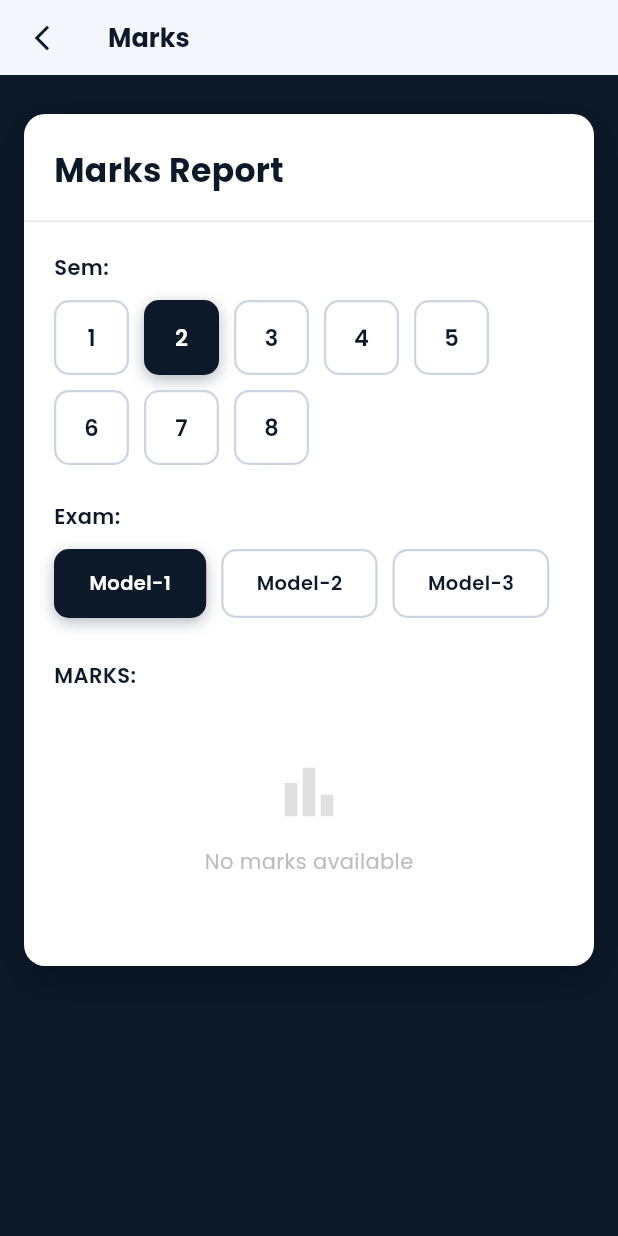
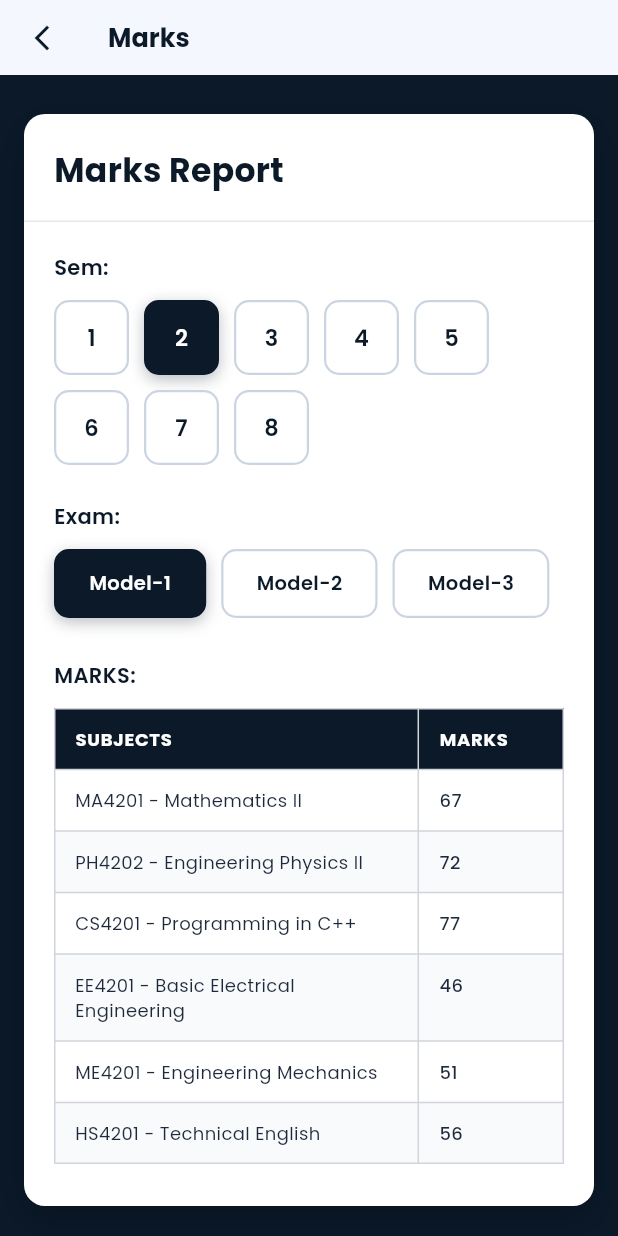
Before and after one commit to Yuga-04/SJIT_PORTAL, a Flutter app: the MarksScreen screen opened directly, after a tap on an icon or button, on a phone screen of 412 x 824 dp. Run offline on Flutter 3.47's test engine with Material 3 defaults, Android fonts, the phone set to English and light mode, and no system bars; drawn by our look-alikes of flutter_animate; our stand-ins replace flutter_riverpod, google_fonts, lottie, shared_preferences; accounts and stored records are empty.

Commit message:
mark screen

```diff
--- a/lib/contents/marks_content.dart
+++ b/lib/contents/marks_content.dart
@@ -3,66 +3,104 @@ import 'package:flutter_animate/flutter_animate.dart';
 import 'package:google_fonts/google_fonts.dart';
 import '../theme/app_theme.dart';
 
-// ── Sample data model ────────────────────────────────────────────────────────
+// ── Data model ────────────────────────────────────────────────────────────────
 class SubjectMark {
   final String code;
   final String name;
-  final String marks; // String to allow "null" values
-
-  const SubjectMark({
-    required this.code,
-    required this.name,
-    required this.marks,
-  });
+  final String marks;
+  const SubjectMark({required this.code, required this.name, required this.marks});
 }
 
-// ── Mock data per semester/exam ───────────────────────────────────────────────
-const Map<int, Map<String, List<SubjectMark>>> _marksData = {
-  1: {
-    'Model-1': [
-      SubjectMark(code: 'CY4104', name: 'Engineering Chemistry', marks: '52'),
-      SubjectMark(code: 'GE4106', name: 'Engineering Graphics', marks: '75'),
-      SubjectMark(
-          code: 'GE4109',
-          name: 'Problem Solving and Programming in C',
-          marks: 'null'),
-      SubjectMark(code: 'GE4151', name: 'Heritage of Tamil', marks: '79'),
-      SubjectMark(
-          code: 'HS4101', name: 'Communicative English', marks: '67'),
-      SubjectMark(
-          code: 'MA4102', name: 'Engineering Mathematics', marks: '75'),
-      SubjectMark(code: 'PH4103', name: 'Engineering Physics', marks: '80'),
+// ── Subject list per semester ─────────────────────────────────────────────────
+// Replace MarksService.fetch() body with a real HTTP call when your API is ready.
+class MarksService {
+  static final Map<int, List<String>> _subjects = {
+    1: [
+      'CY4104|Engineering Chemistry',
+      'GE4106|Engineering Graphics',
+      'GE4109|Problem Solving and Programming in C',
+      'GE4151|Heritage of Tamil',
+      'HS4101|Communicative English',
+      'MA4102|Engineering Mathematics',
+      'PH4103|Engineering Physics',
     ],
-    'Model-2': [
-      SubjectMark(code: 'CY4104', name: 'Engineering Chemistry', marks: '61'),
-      SubjectMark(code: 'GE4106', name: 'Engineering Graphics', marks: '80'),
-      SubjectMark(
-          code: 'GE4109',
-          name: 'Problem Solving and Programming in C',
-          marks: '70'),
-      SubjectMark(code: 'GE4151', name: 'Heritage of Tamil', marks: '85'),
-      SubjectMark(
-          code: 'HS4101', name: 'Communicative English', marks: '72'),
-      SubjectMark(
-          code: 'MA4102', name: 'Engineering Mathematics', marks: '68'),
-      SubjectMark(code: 'PH4103', name: 'Engineering Physics', marks: '77'),
+    2: [
+      'MA4201|Mathematics II',
+      'PH4202|Engineering Physics II',
+      'CS4201|Programming in C++',
+      'EE4201|Basic Electrical Engineering',
+      'ME4201|Engineering Mechanics',
+      'HS4201|Technical English',
     ],
-    'Model-3': [
-      SubjectMark(code: 'CY4104', name: 'Engineering Chemistry', marks: '58'),
-      SubjectMark(code: 'GE4106', name: 'Engineering Graphics', marks: '82'),
-      SubjectMark(
-          code: 'GE4109',
-          name: 'Problem Solving and Programming in C',
-          marks: '74'),
-      SubjectMark(code: 'GE4151', name: 'Heritage of Tamil', marks: '88'),
-      SubjectMark(
-          code: 'HS4101', name: 'Communicative English', marks: '76'),
-      SubjectMark(
-          code: 'MA4102', name: 'Engineering Mathematics', marks: '71'),
-      SubjectMark(code: 'PH4103', name: 'Engineering Physics', marks: '83'),
+    3: [
+      'MA6351|Transforms and Partial Differential Equations',
+      'CS6301|Programming and Data Structures II',
+      'CS6302|Database Management Systems',
+      'CS6303|Computer Architecture',
+      'CS6304|Analog and Digital Communication',
+      'CS6305|Theory of Computation',
     ],
-  },
+    4: [
+      'MA6461|Probability and Queueing Theory',
+      'CS6401|Operating Systems',
+      'CS6402|Design and Analysis of Algorithms',
+      'CS6403|Software Engineering',
+      'CS6404|Compiler Design',
+      'CS6405|Computer Networks',
+    ],
+    5: [
+      'CS6501|Internet Programming',
+      'CS6502|Object Oriented Analysis and Design',
+      'CS6503|Theory of Computation',
+      'CS6504|Computer Graphics',
+      'CS6505|Automata and Complexity Theory',
+    ],
+    6: [
+      'CS6601|Distributed Systems',
+      'CS6602|Data Warehousing and Data Mining',
+      'CS6603|Total Quality Management',
+      'CS6604|Digital Image Processing',
+      'CS6605|Pattern Recognition and Image Analysis',
+    ],
+    7: [
+      'CS6701|Cryptography and Network Security',
+      'CS6702|Graph Theory and Applications',
+      'CS6703|Grid and Cloud Computing',
+      'CS6001|C# and .Net Programming',
+      'CS6002|Embedded Systems',
+    ],
+    8: [
+      'CS6811|Project Work',
+      'CS6812|Professional Ethics in Engineering',
+      'CS6813|Entrepreneurship Development',
+    ],
   };
+
+  static const List<String> exams = ['Model-1', 'Model-2', 'Model-3'];
+
+  /// Simulates an API call. Swap the body here to call your real endpoint.
+  static Future<List<SubjectMark>> fetch({
+    required int sem,
+    required String model,
+  }) async {
+    await Future.delayed(const Duration(milliseconds: 500));
+
+    final subjects = _subjects[sem] ?? [];
+    final modelIdx = exams.indexOf(model);
+
+    return subjects.asMap().entries.map((e) {
+      final idx = e.key;
+      final parts = e.value.split('|');
+      // Deterministic score so it stays consistent on re-render
+      final score = 45 + ((sem * 11 + modelIdx * 7 + idx * 5) % 36);
+      return SubjectMark(
+        code: parts[0],
+        name: parts[1],
+        marks: '$score',
+      );
+    }).toList();
+  }
+}
 
 // ════════════════════════════════════════════════════════════════════════════
 class MarksContent extends StatefulWidget {
@@ -73,24 +111,40 @@ class MarksContent extends StatefulWidget {
 }
 
 class _MarksContentState extends State<MarksContent> {
-  int _selectedSem = 1;
-  String _selectedExam = 'Model-1';
+  int _sem = 1;
+  String _exam = 'Model-1';
 
-  static const List<String> _exams = ['Model-1', 'Model-2', 'Model-3'];
+  List<SubjectMark> _marks = [];
+  bool _loading = true;
+  String? _error;
 
-  List<SubjectMark> get _currentMarks =>
-      _marksData[_selectedSem]?[_selectedExam] ?? [];
+  @override
+  void initState() {
+    super.initState();
+    _load();
+  }
 
+  Future<void> _load() async {
+    setState(() { _loading = true; _error = null; });
+    try {
+      final data = await MarksService.fetch(sem: _sem, model: _exam);
+      if (mounted) setState(() { _marks = data; _loading = false; });
+    } catch (e) {
+      if (mounted) setState(() { _error = e.toString(); _loading = false; });
+    }
+  }
+
+  void _setSem(int s) { setState(() => _sem = s); _load(); }
+  void _setExam(String e) { setState(() => _exam = e); _load(); }
+
+  // ── Build ──────────────────────────────────────────────────────────────────
   @override
   Widget build(BuildContext context) {
     return SingleChildScrollView(
       padding: const EdgeInsets.all(16),
       child: Column(
-        crossAxisAlignment: CrossAxisAlignment.start,
         children: [
           const SizedBox(height: 10),
-
-          // ── Card container ─────────────────────────────────────────────────
           Container(
             width: double.infinity,
             decoration: BoxDecoration(
@@ -98,7 +152,7 @@ class _MarksContentState extends State<MarksContent> {
               borderRadius: BorderRadius.circular(14),
               boxShadow: [
                 BoxShadow(
-                  color: Colors.black.withOpacity(0.25),
+                  color: Colors.black.withOpacity(0.22),
                   blurRadius: 20,
                   offset: const Offset(0, 8),
                 ),
@@ -107,52 +161,8 @@ class _MarksContentState extends State<MarksContent> {
             child: Column(
               crossAxisAlignment: CrossAxisAlignment.start,
               children: [
-                // ── Header ───────────────────────────────────────────────────
-                _buildHeader(),
-
-                const Divider(height: 1, color: Color(0xFFE5E7EB)),
-
+                // Title
                 Padding(
-                  padding: const EdgeInsets.all(20),
-                  child: Column(
-                    crossAxisAlignment: CrossAxisAlignment.start,
-                    children: [
-                      // ── Sem selector ─────────────────────────────────────
-                      _buildLabel('Sem:'),
-                      const SizedBox(height: 12),
-                      _buildSemSelector(),
-                      const SizedBox(height: 24),
-
-                      // ── Exam selector ────────────────────────────────────
-                      _buildLabel('Exam:'),
-                      const SizedBox(height: 12),
-                      _buildExamSelector(),
-                      const SizedBox(height: 28),
-
-                      // ── Marks table ──────────────────────────────────────
-                      _buildLabel('MARKS:'),
-                      const SizedBox(height: 12),
-                      _buildMarksTable(),
-                      const SizedBox(height: 8),
-                    ],
-                  ),
-                ),
-              ],
-            ),
-          )
-              .animate()
-              .fadeIn(duration: 500.ms)
-              .slideY(begin: -0.05, end: 0),
-
-          const SizedBox(height: 24),
-        ],
-      ),
-    );
-  }
-
-  // ── Header ─────────────────────────────────────────────────────────────────
-  Widget _buildHeader() {
-    return Padding(
                   padding: const EdgeInsets.fromLTRB(20, 22, 20, 18),
                   child: Text(
                     'Marks Report',
@@ -162,129 +172,167 @@ class _MarksContentState extends State<MarksContent> {
                       color: AppTheme.primaryDark,
                     ),
                   ),
+                ),
+                const Divider(height: 1, color: Color(0xFFE5E7EB)),
+
+                Padding(
+                  padding: const EdgeInsets.all(20),
+                  child: Column(
+                    crossAxisAlignment: CrossAxisAlignment.start,
+                    children: [
+                      _sectionLabel('Sem:'),
+                      const SizedBox(height: 12),
+                      _semSelector(),
+                      const SizedBox(height: 24),
+                      _sectionLabel('Exam:'),
+                      const SizedBox(height: 12),
+                      _examSelector(),
+                      const SizedBox(height: 28),
+                      _sectionLabel('MARKS:'),
+                      const SizedBox(height: 12),
+                      _tableArea(),
+                      const SizedBox(height: 8),
+                    ],
+                  ),
+                ),
+              ],
+            ),
+          ).animate().fadeIn(duration: 500.ms).slideY(begin: -0.05, end: 0),
+          const SizedBox(height: 24),
+        ],
+      ),
     );
   }
 
-  // ── Section label ──────────────────────────────────────────────────────────
-  Widget _buildLabel(String text) {
-    return Text(
-      text,
+  // ── Helpers ────────────────────────────────────────────────────────────────
+  Widget _sectionLabel(String t) => Text(
+        t,
         style: GoogleFonts.poppins(
           fontSize: 14,
           fontWeight: FontWeight.w600,
           color: AppTheme.primaryDark,
-        letterSpacing: 0.3,
         ),
       );
-  }
 
-  // ── Semester selector (1–8) ────────────────────────────────────────────────
-  Widget _buildSemSelector() {
-    return Wrap(
+  // Sem tiles 1–8
+  Widget _semSelector() => Wrap(
         spacing: 10,
         runSpacing: 10,
         children: List.generate(8, (i) {
-        final sem = i + 1;
-        final selected = sem == _selectedSem;
+          final s = i + 1;
+          final on = s == _sem;
           return GestureDetector(
-          onTap: () => setState(() => _selectedSem = sem),
+            onTap: () => _setSem(s),
             child: AnimatedContainer(
-            duration: 200.ms,
+              duration: const Duration(milliseconds: 200),
               width: 50,
               height: 50,
               decoration: BoxDecoration(
-              color: selected ? AppTheme.primaryDark : Colors.white,
+                color: on ? AppTheme.primaryDark : Colors.white,
                 borderRadius: BorderRadius.circular(10),
                 border: Border.all(
-                color: selected ? AppTheme.primaryDark : const Color(0xFFCBD5E1),
+                  color: on ? AppTheme.primaryDark : const Color(0xFFCBD5E1),
                   width: 1.5,
                 ),
-              boxShadow: selected
-                  ? [
-                      BoxShadow(
-                        color: AppTheme.primaryDark.withOpacity(0.3),
+                boxShadow: on
+                    ? [BoxShadow(
+                        color: AppTheme.primaryDark.withOpacity(0.28),
                         blurRadius: 8,
                         offset: const Offset(0, 3),
-                      )
-                    ]
+                      )]
                     : [],
               ),
-            child: Center(
+              alignment: Alignment.center,
               child: Text(
-                '$sem',
+                '$s',
                 style: GoogleFonts.poppins(
                   fontSize: 15,
                   fontWeight: FontWeight.w600,
-                  color: selected ? Colors.white : AppTheme.primaryDark,
-                ),
+                  color: on ? Colors.white : AppTheme.primaryDark,
                 ),
               ),
             ),
           );
         }),
       );
-  }
 
-  // ── Exam selector ─────────────────────────────────────────────────────────
-  Widget _buildExamSelector() {
-    return Wrap(
+  // Exam chips
+  Widget _examSelector() => Wrap(
         spacing: 10,
         runSpacing: 10,
-      children: _exams.map((exam) {
-        final selected = exam == _selectedExam;
+        children: MarksService.exams.map((ex) {
+          final on = ex == _exam;
           return GestureDetector(
-          onTap: () => setState(() => _selectedExam = exam),
+            onTap: () => _setExam(ex),
             child: AnimatedContainer(
-            duration: 200.ms,
+              duration: const Duration(milliseconds: 200),
               padding: const EdgeInsets.symmetric(horizontal: 22, vertical: 12),
               decoration: BoxDecoration(
-              color: selected ? AppTheme.primaryDark : Colors.white,
+                color: on ? AppTheme.primaryDark : Colors.white,
                 borderRadius: BorderRadius.circular(10),
                 border: Border.all(
-                color: selected ? AppTheme.primaryDark : const Color(0xFFCBD5E1),
+                  color: on ? AppTheme.primaryDark : const Color(0xFFCBD5E1),
                   width: 1.5,
                 ),
-              boxShadow: selected
-                  ? [
-                      BoxShadow(
-                        color: AppTheme.primaryDark.withOpacity(0.3),
+                boxShadow: on
+                    ? [BoxShadow(
+                        color: AppTheme.primaryDark.withOpacity(0.28),
                         blurRadius: 8,
                         offset: const Offset(0, 3),
-                      )
-                    ]
+                      )]
                     : [],
               ),
               child: Text(
-              exam,
+                ex,
                 style: GoogleFonts.poppins(
                   fontSize: 13,
                   fontWeight: FontWeight.w600,
-                color: selected ? Colors.white : AppTheme.primaryDark,
+                  color: on ? Colors.white : AppTheme.primaryDark,
                 ),
               ),
             ),
           );
         }).toList(),
       );
+
+  // ── Table area ─────────────────────────────────────────────────────────────
+  Widget _tableArea() {
+    if (_loading) {
+      return Center(
+        child: Padding(
+          padding: const EdgeInsets.symmetric(vertical: 40),
+          child: Column(
+            children: [
+              const CircularProgressIndicator(
+                color: AppTheme.primaryDark,
+                strokeWidth: 2.5,
+              ),
+              const SizedBox(height: 16),
+              Text('Fetching marks…',
+                  style: GoogleFonts.poppins(
+                      fontSize: 13, color: Colors.grey.shade400)),
+            ],
+          ),
+        ),
+      );
     }
 
-  // ── Marks table ────────────────────────────────────────────────────────────
-  Widget _buildMarksTable() {
-    if (_currentMarks.isEmpty) {
+    if (_error != null) {
       return Center(
         child: Padding(
           padding: const EdgeInsets.symmetric(vertical: 32),
           child: Column(
             children: [
-              Icon(Icons.bar_chart_outlined,
-                  size: 48, color: Colors.grey.shade300),
+              Icon(Icons.error_outline, size: 48, color: Colors.red.shade200),
               const SizedBox(height: 12),
-              Text(
-                'No marks available',
+              Text('Failed to load marks',
                   style: GoogleFonts.poppins(
-                  fontSize: 14,
-                  color: Colors.grey.shade400,
-                ),
+                      fontSize: 14, color: Colors.red.shade300)),
+              const SizedBox(height: 12),
+              TextButton(
+                onPressed: _load,
+                child: Text('Retry',
+                    style: GoogleFonts.poppins(color: AppTheme.accentBlue)),
               ),
             ],
           ),
@@ -292,9 +340,28 @@ class _MarksContentState extends State<MarksContent> {
       );
     }
 
-    return ClipRRect(
-      borderRadius: BorderRadius.circular(10),
-      child: Table(
+    if (_marks.isEmpty) {
+      return Center(
+        child: Padding(
+          padding: const EdgeInsets.symmetric(vertical: 40),
+          child: Column(
+            children: [
+              Icon(Icons.bar_chart_outlined,
+                  size: 48, color: Colors.grey.shade300),
+              const SizedBox(height: 12),
+              Text(
+                'No marks available for\nSem $_sem · $_exam',
+                textAlign: TextAlign.center,
+                style: GoogleFonts.poppins(
+                    fontSize: 13, color: Colors.grey.shade400),
+              ),
+            ],
+          ),
+        ),
+      );
+    }
+
+    return Table(
         columnWidths: const {
           0: FlexColumnWidth(3),
           1: FlexColumnWidth(1.2),
@@ -302,82 +369,69 @@ class _MarksContentState extends State<MarksContent> {
         border: TableBorder.all(
           color: const Color(0xFFD1D5DB),
           width: 1,
-          borderRadius: BorderRadius.circular(10),
         ),
         children: [
           // Header row
           TableRow(
-            decoration: const BoxDecoration(
-              color: AppTheme.primaryDark,
-            ),
+            decoration: const BoxDecoration(color: AppTheme.primaryDark),
             children: [
-              _tableHeaderCell('SUBJECTS'),
-              _tableHeaderCell('MARKS'),
+              _th('SUBJECTS'),
+              _th('MARKS'),
             ],
           ),
           // Data rows
-          ..._currentMarks.asMap().entries.map((entry) {
-            final idx = entry.key;
-            final item = entry.value;
-            final isEven = idx % 2 == 0;
+          ..._marks.asMap().entries.map((e) {
+            final even = e.key % 2 == 0;
+            final item = e.value;
+            final isNull = item.marks == 'null';
             return TableRow(
               decoration: BoxDecoration(
-                color: isEven ? Colors.white : const Color(0xFFF8FAFC),
+                color: even ? Colors.white : const Color(0xFFF8FAFC),
               ),
               children: [
-                _tableDataCell('${item.code} - ${item.name}'),
-                _tableMarksCell(item.marks),
+                _td('${item.code} - ${item.name}'),
+                Padding(
+                  padding: const EdgeInsets.symmetric(
+                      horizontal: 14, vertical: 12),
+                  child: Text(
+                    item.marks,
+                    style: GoogleFonts.poppins(
+                      fontSize: 12,
+                      fontWeight: FontWeight.w500,
+                      color: isNull
+                          ? Colors.grey.shade400
+                          : const Color(0xFF1E293B),
+                      fontStyle: isNull
+                          ? FontStyle.italic
+                          : FontStyle.normal,
+                    ),
+                  ),
+                ),
               ],
             );
           }),
         ],
-      ),
-    ).animate().fadeIn(duration: 400.ms, delay: 100.ms);
+      ).animate().fadeIn(duration: 350.ms);
   }
 
-  Widget _tableHeaderCell(String text) {
-    return Padding(
+  Widget _th(String t) => Padding(
         padding: const EdgeInsets.symmetric(horizontal: 14, vertical: 12),
-      child: Text(
-        text,
+        child: Text(t,
             style: GoogleFonts.poppins(
               fontSize: 12,
               fontWeight: FontWeight.w700,
               color: Colors.white,
               letterSpacing: 0.5,
-        ),
-      ),
+            )),
+      );
+
+  Widget _td(String t) => Padding(
+        padding: const EdgeInsets.symmetric(horizontal: 14, vertical: 12),
+        child: Text(t,
+            style: GoogleFonts.poppins(
+              fontSize: 12,
+              color: const Color(0xFF1E293B),
+              height: 1.4,
+            )),
       );
 }
-
-  Widget _tableDataCell(String text) {
-    return Padding(
-      padding: const EdgeInsets.symmetric(horizontal: 14, vertical: 12),
-      child: Text(
-        text,
-        style: GoogleFonts.poppins(
-          fontSize: 12,
-          fontWeight: FontWeight.w400,
-          color: const Color(0xFF1E293B),
-          height: 1.4,
-        ),
-      ),
-    );
-  }
-
-  Widget _tableMarksCell(String marks) {
-    final isNull = marks == 'null';
-    return Padding(
-      padding: const EdgeInsets.symmetric(horizontal: 14, vertical: 12),
-      child: Text(
-        marks,
-        style: GoogleFonts.poppins(
-          fontSize: 12,
-          fontWeight: FontWeight.w500,
-          color: isNull ? Colors.grey.shade400 : const Color(0xFF1E293B),
-          fontStyle: isNull ? FontStyle.italic : FontStyle.normal,
-        ),
-      ),
-    );
-  }
-}
--- a/lib/screens/marks_screen.dart
+++ b/lib/screens/marks_screen.dart
@@ -1,11 +1,8 @@
 import 'package:flutter/material.dart';
-import 'package:flutter_animate/flutter_animate.dart';
 import 'package:google_fonts/google_fonts.dart';
 import '../theme/app_theme.dart';
 import '../contents/marks_content.dart';
 
-/// Standalone Marks screen — can be pushed via Navigator
-/// OR just use MarksContent directly inside HomeScreen's _buildBody switch.
 class MarksScreen extends StatelessWidget {
   const MarksScreen({super.key});
 
@@ -31,7 +28,6 @@ class MarksScreen extends StatelessWidget {
             color: AppTheme.primaryDark,
           ),
         ),
-        centerTitle: false,
       ),
       body: const MarksContent(),
     );
```
Lines whose indentation alone changed are shown as unchanged.
